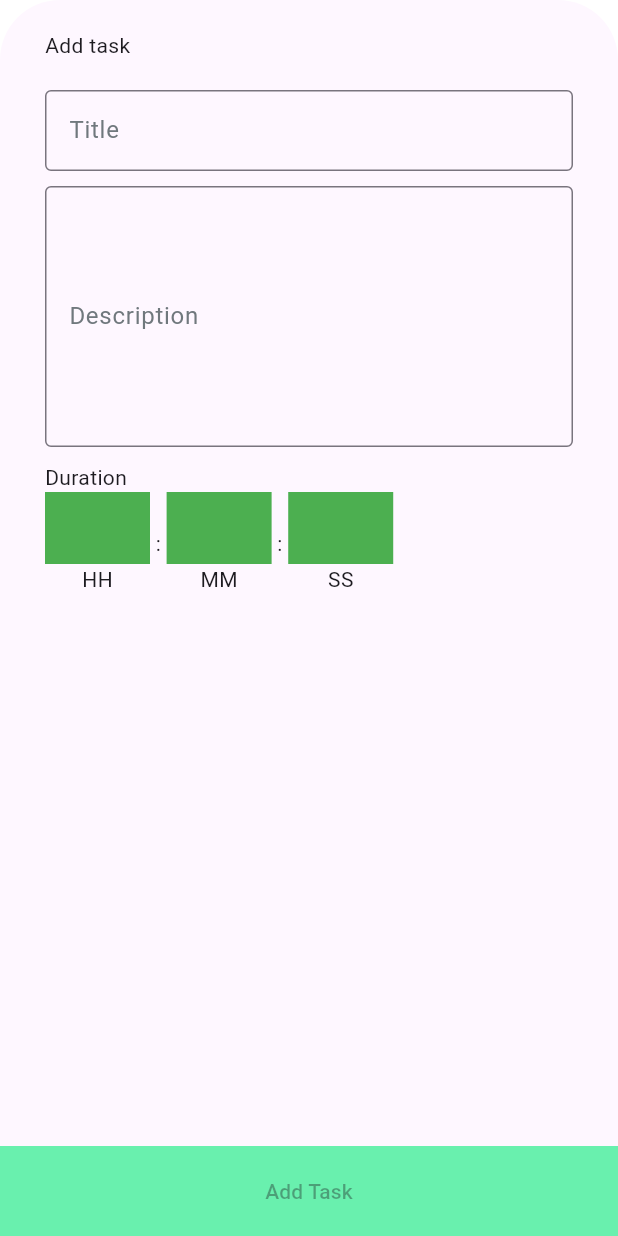
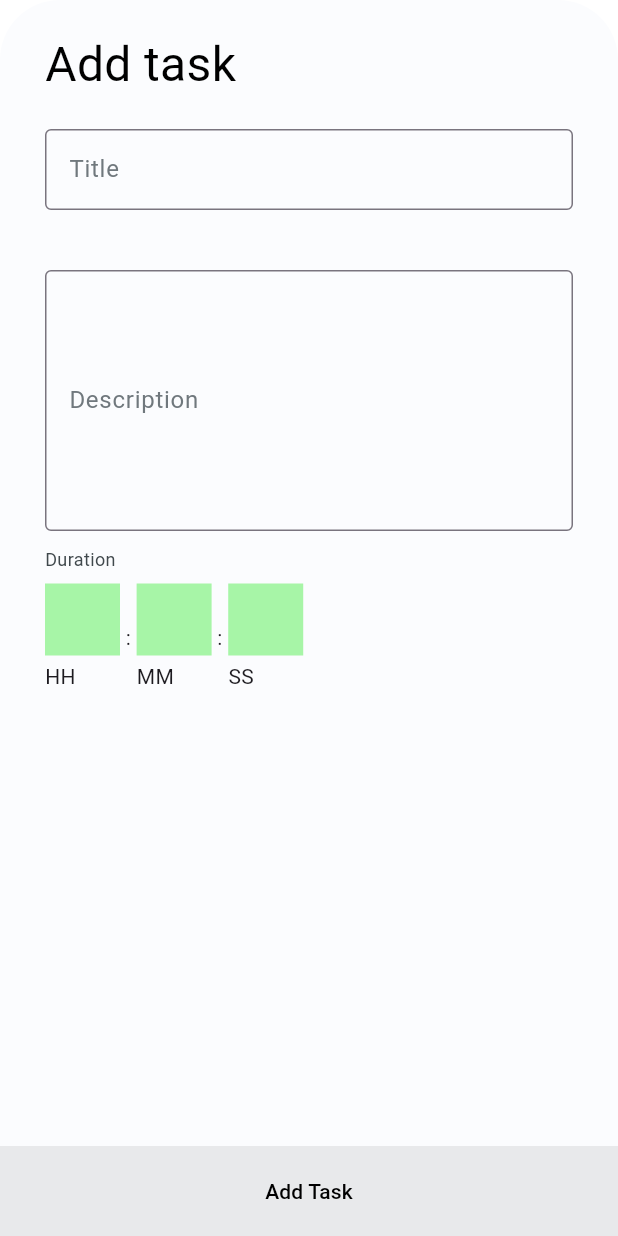
Before and after one commit to sayan2107/ipotato, a Flutter app: the AddTaskScreen screen opened directly, on a phone screen of 412 x 824 dp. Run offline on Flutter 3.47's test engine with Material 2 defaults, Android fonts, the phone set to English and light mode, and no system bars; our stand-ins replace audioplayers, equatable, flutter_mobx, flutter_svg, get_it, mobx and 1 more; accounts and stored records are empty; generated files the repository leaves out were written again.

Commit message:
ui enhancement add task screen

```diff
--- a/lib/ui/add_task/addTask.dart
+++ b/lib/ui/add_task/addTask.dart
@@ -1,6 +1,7 @@
 import 'package:flutter/material.dart';
 import 'package:ipotato_timer/constants/colors.dart';
 import 'package:ipotato_timer/stores/timer_store.dart';
+import 'package:ipotato_timer/theme/app_text_theme.dart';
 import 'package:ipotato_timer/widgets/add_task/text_input_widget.dart';
 import 'package:provider/provider.dart';
 
@@ -29,9 +30,10 @@ class _AddTaskScreenState extends State<AddTaskScreen> {
         topRight: Radius.circular(40),
       ),
       child: Scaffold(
+        backgroundColor: AppColors.lightBlue,
         body: Column(
           children: [
-            SizedBox(height: 20),
+            const SizedBox(height: 20),
             Expanded(
               child: SingleChildScrollView(
                 child: Padding(
@@ -39,7 +41,10 @@ class _AddTaskScreenState extends State<AddTaskScreen> {
                   child: Column(
                     crossAxisAlignment: CrossAxisAlignment.start,
                     children: [
-                      const Text("Add task"),
+                      Text(
+                        "Add task",
+                        style: AppTextTheme.of(context).h1,
+                      ),
                       const SizedBox(height: 20),
                       TextInputWidget(
                         label: 'Title',
@@ -50,7 +55,7 @@ class _AddTaskScreenState extends State<AddTaskScreen> {
                           });
                         },
                       ),
-                      const SizedBox(height: 10),
+                      const SizedBox(height: 40),
                       TextInputWidget(
                         maxLine: 6,
                         hintText: 'e.g. john@gmail.com',
@@ -62,9 +67,14 @@ class _AddTaskScreenState extends State<AddTaskScreen> {
                         },
                       ),
                       const SizedBox(height: 10),
-                      const Text("Duration"),
+                      Text(
+                        "Duration",
+                        style: AppTextTheme.of(context)
+                            .h6
+                            .copyWith(color: AppColors.darkGray),
+                      ),
+                      const SizedBox(height: 8),
                       Row(
-                        crossAxisAlignment: CrossAxisAlignment.center,
                         children: [
                           _durationInput(
                             onChange: (String data) {
@@ -115,8 +125,11 @@ class _AddTaskScreenState extends State<AddTaskScreen> {
                       ),
                     ),
                   ),
-                  backgroundColor:
-                      MaterialStateProperty.all<Color>(Colors.greenAccent),
+                  backgroundColor: MaterialStateProperty.resolveWith<Color>(
+                    (Set<MaterialState> states) => !_isValid()
+                        ? Colors.grey.withOpacity(0.2)
+                        : AppColors.lightPurple,
+                  ),
                 ),
                 onPressed: !_isValid()
                     ? null
@@ -130,8 +143,14 @@ class _AddTaskScreenState extends State<AddTaskScreen> {
                           description: description,
                           title: title,
                         );
+                        Navigator.of(context).pop();
                       },
-                child: const Text('Add Task'),
+                child: Text(
+                  'Add Task',
+                  style: AppTextTheme.of(context)
+                      .h5
+                      .copyWith(fontWeight: FontWeight.w500),
+                ),
               ),
             )
           ],
@@ -154,15 +173,16 @@ class _AddTaskScreenState extends State<AddTaskScreen> {
     required String unitText,
   }) {
     return Column(
+      crossAxisAlignment: CrossAxisAlignment.start,
       children: [
         SizedBox(
-          width: 70,
+          width: 50,
           child: TextFormField(
             maxLength: 2,
             keyboardType: TextInputType.number,
             onChanged: onChange,
             style: const TextStyle(
-              fontSize: 30.0,
+              fontSize: 20.0,
               height: 1.0,
               color: AppColors.darkGreen,
             ),
@@ -170,9 +190,12 @@ class _AddTaskScreenState extends State<AddTaskScreen> {
               border: InputBorder.none,
               filled: true,
               counterText: "",
-              fillColor: AppColors.green,
+              fillColor: AppColors.lightGreen,
             ),
           ),
+        ),
+        const SizedBox(
+          height: 4,
         ),
         Text(unitText)
       ],
```
